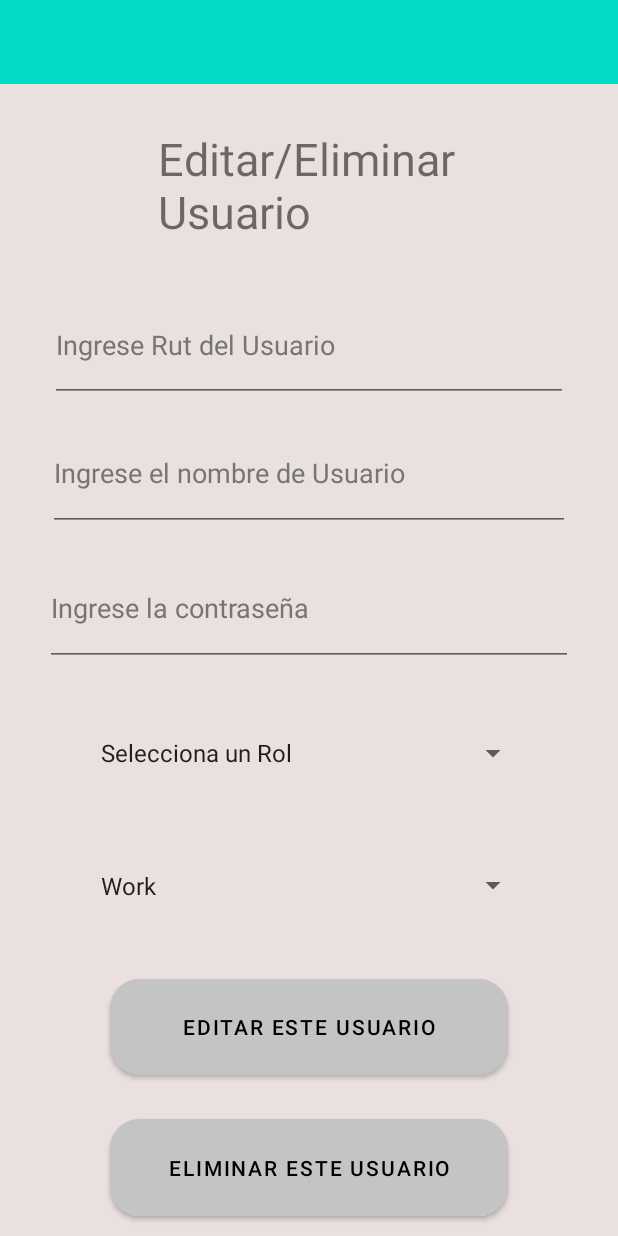
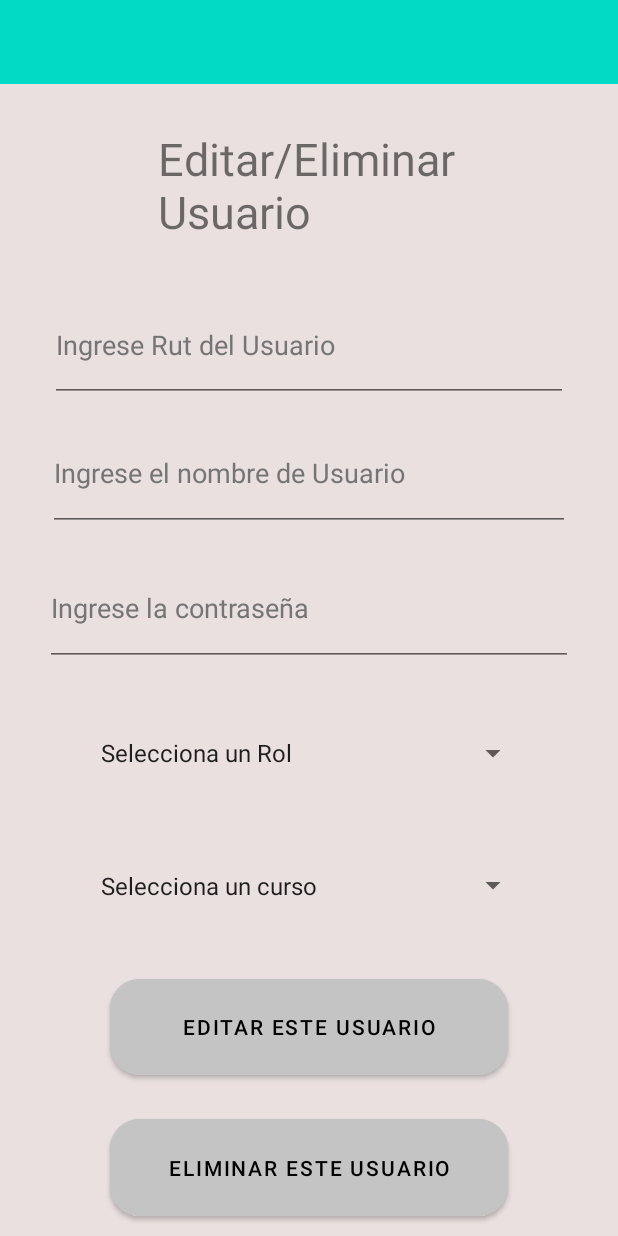
Before and after one commit to Razortx1/ChatDAA, an Android app: the fragment eliminar_edit_user placed in its activity, on a phone screen of 412 x 824 dp. Run offline under Robolectric (Android 15) with nearby library versions, the phone set to English and light mode, and no system bars; our stand-ins replace Firebase (no records; nobody signed in at launch, a user with empty details on screens opened directly).

Commit message:
Creacion de usuarios v 0.5
Se hizo la creacion para los usuarios, falta crear una conexion entre usuarios y cursos, junto con la conexion entre usuarios y apoderado

```diff
--- a/app/src/main/java/com/example/chatdaa/CambioContra.java
+++ b/app/src/main/java/com/example/chatdaa/CambioContra.java
@@ -21,6 +21,8 @@ public class CambioContra extends AppCompatActivity {
     protected void onCreate(Bundle savedInstanceState) {
         super.onCreate(savedInstanceState);
         setContentView(R.layout.activity_cambio_contra);
+
+        iniciarFirebase();
 
         txt_nueva_contraseña = (EditText) findViewById(R.id.txt_nueva_contra);
         txt_antigua_contraseña = (EditText) findViewById(R.id.txt_antigua_contra);
--- a/app/src/main/java/com/example/chatdaa/eliminar_edit_user.java
+++ b/app/src/main/java/com/example/chatdaa/eliminar_edit_user.java
@@ -6,6 +6,7 @@ import android.view.View;
 import android.view.ViewGroup;
 import android.widget.Button;
 import android.widget.EditText;
+import android.widget.Spinner;
 import android.widget.Toast;
 
 import androidx.annotation.NonNull;
@@ -17,7 +18,10 @@ import com.google.firebase.FirebaseApp;
 import com.google.firebase.database.DatabaseReference;
 import com.google.firebase.database.FirebaseDatabase;
 
+import java.util.UUID;
+
 import Hash.Hash;
+import Modelo.Curso;
 import Modelo.Usuario;
 
 public class eliminar_edit_user extends Fragment {
@@ -25,7 +29,8 @@ public class eliminar_edit_user extends Fragment {
     DatabaseReference databaseReference;
     Button btnactualizar, btneliminar;
     EditText txtusername, txtrut, txtcontraseña;
-    String id, rol;
+    Spinner spi_curso;
+    String id, rol, id_curso, name_curso;
 
     View view;
     @Override
@@ -41,6 +46,8 @@ public class eliminar_edit_user extends Fragment {
                 contraseña = Hash.getHash(contraseña, "md5");
                 id = result.getString("id");
                 rol = result.getString("rol");
+                name_curso = spi_curso.getSelectedItem().toString();
+                id_curso = UUID.randomUUID().toString();
 
 
                 txtusername.setText(username);
@@ -83,6 +90,7 @@ public class eliminar_edit_user extends Fragment {
         txtrut = (EditText) view.findViewById(R.id.txt_rut_edit_delete_user);
         txtusername = (EditText) view.findViewById(R.id.txt_name_edit_delete_user);
         txtcontraseña = (EditText) view.findViewById(R.id.txt_pass_edit_delete_user);
+        spi_curso = (Spinner) view.findViewById(R.id.spi_curso);
     }
     public void setBtnactualizar(View view){
         Usuario user = new Usuario();
@@ -92,6 +100,12 @@ public class eliminar_edit_user extends Fragment {
         user.setContraseña(Hash.md5("123"));
         user.setRol(rol);
         databaseReference.child("Usuario").child(id).setValue(user);
+
+
+        Curso curso = new Curso();
+        curso.setId_curso(id_curso);
+        curso.setNombre_curso(name_curso);
+        curso.setId_usuarios(id);
         Toast.makeText(getContext(), "Este usuario fue actualizado exitosamente", Toast.LENGTH_SHORT).show();
     }
     public void setBtneliminar(View view){
--- a/app/src/main/res/layout/activity_main.xml
+++ b/app/src/main/res/layout/activity_main.xml
@@ -47,7 +47,7 @@
         android:layout_marginBottom="23dp"
         android:autofillHints=""
         android:ems="10"
-        android:hint="@string/user_text"
+        android:hint="@string/txthint_rut"
         android:inputType="textPersonName"
         android:textColorHint="#616161"
         app:layout_constraintBottom_toTopOf="@+id/pass_user"
--- a/app/src/main/res/layout/fragment_eliminar_edit_user.xml
+++ b/app/src/main/res/layout/fragment_eliminar_edit_user.xml
@@ -80,19 +80,19 @@
         android:layout_marginBottom="12dp"
         android:entries="@array/roles"
         android:spinnerMode="dropdown"
-        app:layout_constraintBottom_toTopOf="@+id/spi_alumno"
+        app:layout_constraintBottom_toTopOf="@+id/spi_curso"
         app:layout_constraintEnd_toEndOf="parent"
         app:layout_constraintStart_toStartOf="parent"
         app:layout_constraintTop_toBottomOf="@+id/txt_pass_edit_delete_user" />
 
     <Spinner
-        android:id="@+id/spi_alumno"
+        android:id="@+id/spi_curso"
         android:layout_width="0dp"
         android:layout_height="0dp"
         android:layout_marginStart="59dp"
         android:layout_marginEnd="59dp"
         android:layout_marginBottom="18dp"
-        android:entries="@android:array/organizationTypes"
+        android:entries="@array/curso"
         android:saveEnabled="false"
         android:spinnerMode="dropdown"
         app:layout_constraintBottom_toTopOf="@+id/btn_edit_user"
@@ -114,7 +114,7 @@
         app:layout_constraintBottom_toTopOf="@+id/btn_delete_user"
         app:layout_constraintEnd_toEndOf="parent"
         app:layout_constraintStart_toStartOf="parent"
-        app:layout_constraintTop_toBottomOf="@+id/spi_alumno" />
+        app:layout_constraintTop_toBottomOf="@+id/spi_curso" />
 
     <Button
         android:id="@+id/btn_delete_user"
--- a/app/src/main/res/values/array.xml
+++ b/app/src/main/res/values/array.xml
@@ -6,4 +6,23 @@
         <item>Alumno</item>
         <item>Apoderado</item>
     </string-array>
+    <string-array name="curso">
+        <item>Selecciona un curso</item>
+        <item>1A</item>
+        <item>1B</item>
+        <item>2A</item>
+        <item>2B</item>
+        <item>3A</item>
+        <item>3B</item>
+        <item>4A</item>
+        <item>4B</item>
+        <item>5A</item>
+        <item>5B</item>
+        <item>6A</item>
+        <item>6B</item>
+        <item>7A</item>
+        <item>7B</item>
+        <item>8A</item>
+        <item>8B</item>
+    </string-array>
 </resources>
--- a/app/src/main/res/values/strings.xml
+++ b/app/src/main/res/values/strings.xml
@@ -37,4 +37,6 @@
     <string name="usuario">Usuario</string>
     <string name="string_cerrar_cesion" />
     <string name="string_string_cerrar_cesion" />
+    <!-- TODO: Remove or change this placeholder text -->
+    <string name="hello_blank_fragment">Hello blank fragment</string>
 </resources>
```
Also changed, not shown: app/src/main/java/Modelo/Curso.java (+8 -17 lines), app/src/main/java/com/example/chatdaa/MainActivity.java (+12 -3 lines), app/src/main/java/com/example/chatdaa/agregar_usuario.java (+7 -0 lines), app/src/main/java/com/example/chatdaa/chat_entre_users.java (added, +25 -0 lines), app/src/main/res/layout/activity_chat.xml (+4 -11 lines), app/src/main/res/layout/fragment_chat_entre_users.xml (added, +12 -0 lines).
